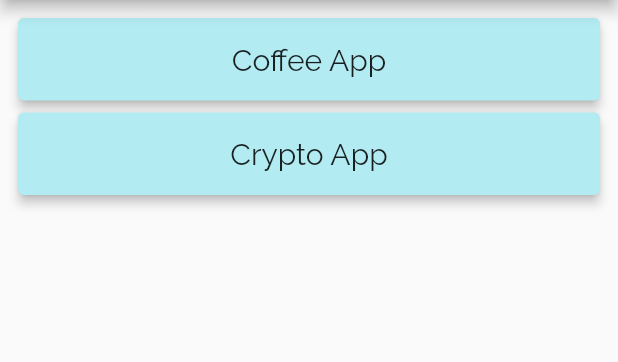
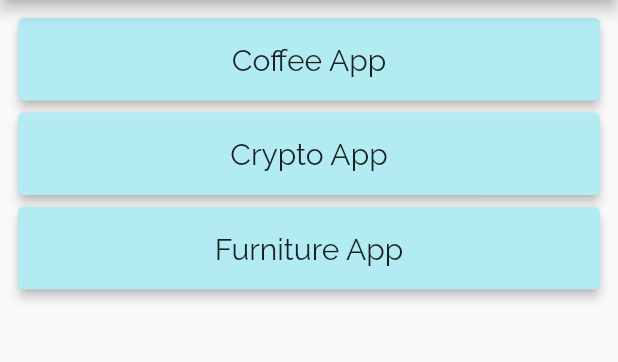
Before and after one commit to chandansgowda/flutter_ui_kit, a Flutter app: the screen it shows after launch, on a phone screen of 412 x 824 dp, the part 84-446 px from its top. Run offline on Flutter 3.47's test engine with Material 2 defaults, Android fonts, the phone set to English and light mode, and no system bars; our stand-ins replace google_fonts.

Commit message:
started Furniture App UI

```diff
--- a/flutter_ui_kit/lib/home.dart
+++ b/flutter_ui_kit/lib/home.dart
@@ -1,11 +1,13 @@
 import 'package:flutter/material.dart';
 import 'package:flutter_ui_kit/coffee_app/screens/home_screen.dart';
 import 'package:flutter_ui_kit/crypto_app/screens/home_screen.dart';
+import 'package:flutter_ui_kit/furniture_app/screens/home_screen.dart';
 import 'package:google_fonts/google_fonts.dart';
 
 List<Map<String, String>> AppPaths = [
   {'name': "Coffee App", 'path': CoffeeAppHomeScreen.routeName},
-  {'name': "Crypto App", 'path': CryptoAppHomeScreen.routeName}
+  {'name': "Crypto App", 'path': CryptoAppHomeScreen.routeName},
+  {'name': "Furniture App", 'path': FurnitureAppHomeScreen.routeName},
 ];
 
 class HomeScreen extends StatelessWidget {
--- a/flutter_ui_kit/lib/main.dart
+++ b/flutter_ui_kit/lib/main.dart
@@ -1,9 +1,8 @@
 import 'package:flutter/material.dart';
 import 'package:flutter_ui_kit/coffee_app/screens/home_screen.dart';
 import 'package:flutter_ui_kit/crypto_app/screens/home_screen.dart';
+import 'package:flutter_ui_kit/furniture_app/screens/home_screen.dart';
 import 'package:flutter_ui_kit/home.dart';
-
-
 
 void main() {
   runApp(MyApp());
@@ -19,6 +18,7 @@ class MyApp extends StatelessWidget {
         '/':(ctx)=>HomeScreen(),
         CoffeeAppHomeScreen.routeName:(ctx)=>CoffeeAppHomeScreen(),
         CryptoAppHomeScreen.routeName:(ctx)=>CryptoAppHomeScreen(),
+        FurnitureAppHomeScreen.routeName:(ctx)=>FurnitureAppHomeScreen(),
       },
       initialRoute: '/',
     );
```
Also changed, not shown: flutter_ui_kit/lib/furniture_app/screens/home_screen.dart (added, +24 -0 lines).
